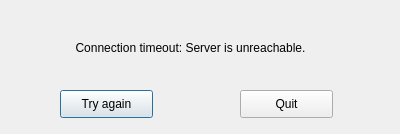
Above: client/ServerUnreachable.ui from anphetamina/CoText before the change. Below: the same form after it.
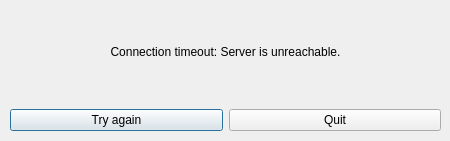
That is the form after the change.

Commit message: 1. userListToggle is now a ClickableLabel to emit clicked() and show userList on the right. 2. Update all widgets layouts to be responsive 3.TODO: userWidget + userWidgetEdit

Diff of the .ui file:
```diff
--- a/client/ServerUnreachable.ui
+++ b/client/ServerUnreachable.ui
@@ -6,22 +6,25 @@
    <rect>
     <x>0</x>
     <y>0</y>
-    <width>400</width>
-    <height>134</height>
+    <width>450</width>
+    <height>141</height>
    </rect>
   </property>
   <property name="windowTitle">
    <string>Dialog</string>
   </property>
+  <widget class="QWidget" name="verticalLayoutWidget">
+   <property name="geometry">
+    <rect>
+     <x>10</x>
+     <y>0</y>
+     <width>431</width>
+     <height>131</height>
+    </rect>
+   </property>
+   <layout class="QVBoxLayout" name="verticalLayout">
+    <item>
   <widget class="QLabel" name="label">
-   <property name="geometry">
-    <rect>
-     <x>20</x>
-     <y>40</y>
-     <width>341</width>
-     <height>16</height>
-    </rect>
-   </property>
    <property name="text">
     <string>Connection timeout: Server is unreachable.</string>
    </property>
@@ -29,31 +32,26 @@
     <set>Qt::AlignCenter</set>
    </property>
   </widget>
+    </item>
+    <item>
+     <layout class="QHBoxLayout" name="horizontalLayout">
+      <item>
   <widget class="QPushButton" name="pushButton_tryAgain">
-   <property name="geometry">
-    <rect>
-     <x>60</x>
-     <y>90</y>
-     <width>93</width>
-     <height>28</height>
-    </rect>
-   </property>
    <property name="text">
     <string>Try again</string>
    </property>
   </widget>
+      </item>
+      <item>
   <widget class="QPushButton" name="pushButton_quit">
-   <property name="geometry">
-    <rect>
-     <x>240</x>
-     <y>90</y>
-     <width>93</width>
-     <height>28</height>
-    </rect>
-   </property>
    <property name="text">
     <string>Quit</string>
    </property>
+       </widget>
+      </item>
+     </layout>
+    </item>
+   </layout>
   </widget>
  </widget>
  <resources/>
```
Lines whose indentation alone changed are shown as unchanged. The commit also changes 13 other files.
